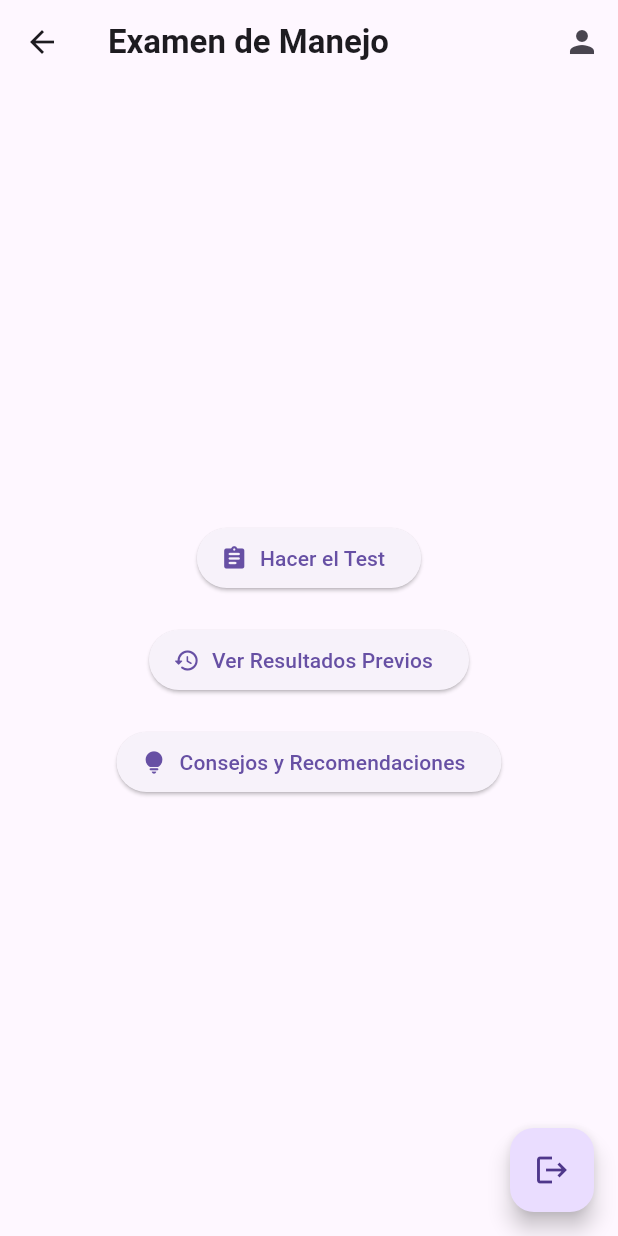
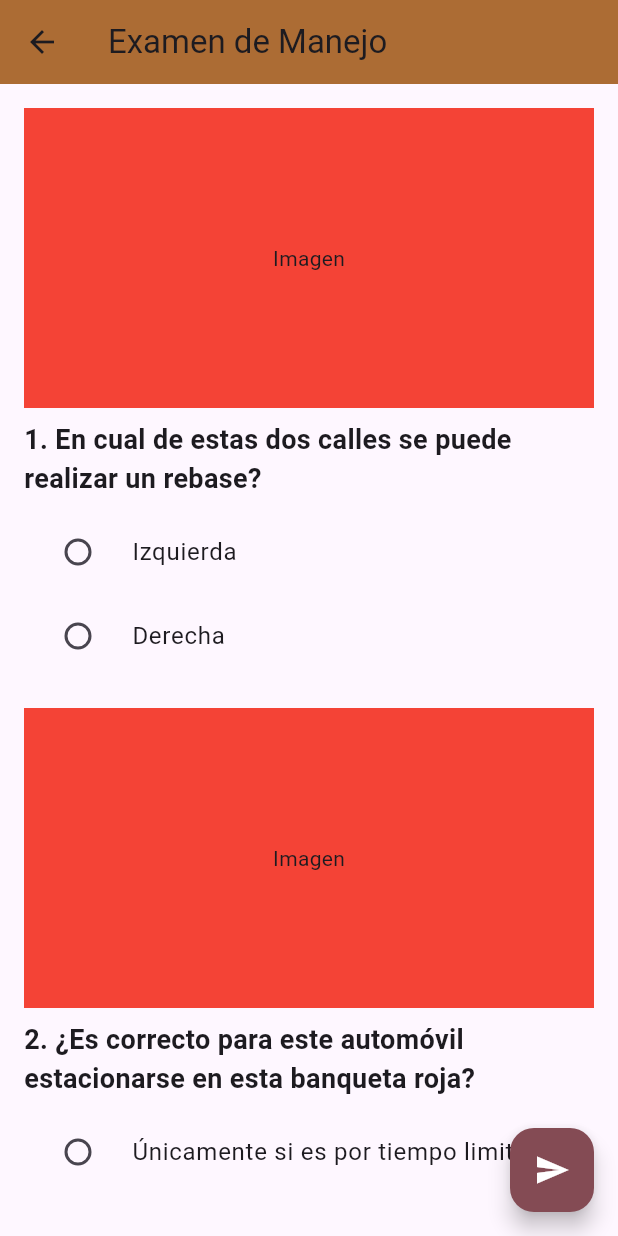
Before and after one commit to ManuelETR/examen_manejo_final, a Flutter app: the HomeScreen screen opened by its route, after a tap on "Hacer el Test", on a phone screen of 412 x 824 dp. Run offline on Flutter 3.47's test engine with Material 3 defaults, Android fonts, the phone set to English and light mode, and no system bars; our stand-ins replace firebase_auth, firebase_core, fluttertoast, font_awesome_flutter, google_sign_in; accounts and stored records are empty; network calls fail.

Commit message:
QuizScreen
Avances para el test

```diff
--- a/lib/index.dart
+++ b/lib/index.dart
@@ -1,3 +1,5 @@
 export 'package:examen_manejo/presentation/home_screen.dart';
 export 'package:examen_manejo/presentation/login/login.dart';
 export 'package:examen_manejo/presentation/login/sign.dart';
+
+export 'package:examen_manejo/presentation/questions/questions.dart';
--- a/lib/main.dart
+++ b/lib/main.dart
@@ -16,8 +16,10 @@ class MyApp extends StatelessWidget {
   // Define tus rutas aquí
   final Map<String, WidgetBuilder> _routes = {
     '/': (context) => const LoginPage(),
+    '/sign': (context) => const SignUpPage(),
     '/home': (context) => const HomeScreen(),
-    '/sign': (context) => const SignUpPage(),
+    '/quiz': (context) => QuizScreen(),
+
   };
 
   @override
--- a/lib/presentation/home_screen.dart
+++ b/lib/presentation/home_screen.dart
@@ -6,7 +6,6 @@ class HomeScreen extends StatefulWidget {
   const HomeScreen({super.key});
 
   @override
-  // ignore: library_private_types_in_public_api
   _HomeScreenState createState() => _HomeScreenState();
 }
 
@@ -14,6 +13,7 @@ class _HomeScreenState extends State<HomeScreen> {
   @override
   Widget build(BuildContext context) {
     return Scaffold(
+      backgroundColor: const Color(0xFFd3bebc), // Color de fondo de la pantalla
       appBar: PreferredSize(
         preferredSize: const Size.fromHeight(kToolbarHeight),
         child: _buildAppBar(context),
@@ -24,20 +24,27 @@ class _HomeScreenState extends State<HomeScreen> {
           _showLogoutDialog(context);
         },
         tooltip: 'Cerrar Sesión',
-        child: const Icon(Icons.logout),
+        backgroundColor: const Color(0xFF844b54),
+        foregroundColor: Colors.white, // Color del icono
+        child: const Icon(Icons.logout), // Icono de cierre de sesión
       ),
     );
   }
 
   Widget _buildAppBar(BuildContext context) {
     return AppBar(
+      backgroundColor: const Color(0xFFac6c34),
       title: const Text(
         'Examen de Manejo',
-        style: TextStyle(fontWeight: FontWeight.bold),
+        style: TextStyle(
+          fontWeight: FontWeight.bold,
+          fontSize: 30,
+          color: Colors.white,
+        ),
       ),
       actions: [
         IconButton(
-          icon: const Icon(Icons.person),
+          icon: const Icon(Icons.person, color: Colors.white, size: 35),
           onPressed: () {
             // Aquí puedes agregar la lógica para navegar a la pantalla de perfil
           },
@@ -51,30 +58,61 @@ class _HomeScreenState extends State<HomeScreen> {
       child: Column(
         mainAxisAlignment: MainAxisAlignment.center,
         children: [
-          ElevatedButton.icon(
+          _buildElevatedButton(
+            context,
             onPressed: () {
               // Aquí puedes agregar la lógica para iniciar el test
+              Navigator.pushReplacementNamed(context, '/quiz');
             },
-            icon: const Icon(Icons.assignment_rounded),
-            label: const Text('Hacer el Test'),
+            icon: const Icon(Icons.assignment_rounded, size: 35),
+            label: 'Hacer el Test',
           ),
-          const SizedBox(height: 20),
-          ElevatedButton.icon(
+          const SizedBox(height: 95), // Separación aumentada
+          _buildElevatedButton(
+            context,
             onPressed: () {
               // Aquí puedes agregar la lógica para ver los resultados previos
             },
-            icon: const Icon(Icons.history_rounded),
-            label: const Text('Ver Resultados Previos'),
+            icon: const Icon(Icons.history_rounded, size: 35),
+            label: 'Ver Resultados',
           ),
-          const SizedBox(height: 20),
-          ElevatedButton.icon(
+          const SizedBox(height: 95), // Separación aumentada
+          _buildElevatedButton(
+            context,
             onPressed: () {
               // Aquí puedes agregar la lógica para la opción adicional
             },
-            icon: const Icon(Icons.lightbulb_rounded),
-            label: const Text('Consejos y Recomendaciones'),
+            icon: const Icon(Icons.lightbulb_rounded, size: 35),
+            label: 'Información',
           ),
         ],
+      ),
+    );
+  }
+
+  Widget _buildElevatedButton(BuildContext context,
+      {required VoidCallback onPressed, required Icon icon, required String label}) {
+    return SizedBox(
+      width: 250, // Ancho del botón aumentado
+      height: 80, // Alto del botón aumentado
+      child: ElevatedButton.icon(
+        onPressed: onPressed,
+        icon: IconTheme(
+          data: const IconThemeData(color: Colors.white), // Color del icono
+          child: icon,
+        ),
+        label: Text(
+          label,
+          style: const TextStyle(
+            inherit: true, // Asegura que el estilo de texto herede propiedades
+            color: Colors.white, // Color del texto
+            fontSize: 18,
+            fontWeight: FontWeight.bold,
+          ),
+        ),
+        style: ElevatedButton.styleFrom(
+          backgroundColor: const Color(0xFF844b54), // Color del botón
+        ),
       ),
     );
   }
--- /dev/null
+++ b/lib/presentation/questions/questions.dart
@@ -0,0 +1,178 @@
+import 'package:flutter/material.dart';
+
+class QuizScreen extends StatefulWidget {
+  @override
+  _QuizScreenState createState() => _QuizScreenState();
+}
+
+class _QuizScreenState extends State<QuizScreen> {
+  final List<Question> _questions = [
+    Question(
+      questionText: "En cual de estas dos calles se puede realizar un rebase?",
+      options: ["Izquierda", "Derecha"],
+      correctAnswerIndex: 0,
+    ),
+    Question(
+      questionText: "¿Es correcto para este automóvil estacionarse en esta banqueta roja?",
+      options: [
+        "Únicamente si es por tiempo limitado",
+        "Siempre y cuando sea una emergencia",
+        "Está prohibido"
+      ],
+      correctAnswerIndex: 2,
+    ),
+    Question(
+      questionText: "El artículo 75 refiere En los cruceros se restringe la circulación cuando:",
+      options: [
+        "No haya espacio libre en la cuadra siguiente para que los vehículos avancen",
+        "Cuando el artista urbano no haya terminado su show",
+        "Cuando no haya alguna manera de evitar baches en el crucero"
+      ],
+      correctAnswerIndex: 0,
+    ),
+    Question(
+      questionText: "¿Al dar vuelta a la izquierda en los cruceros el conductor puede escoger libremente el carril que le convenga?",
+      options: [
+        "Sí, siempre que esté libre el carril y utilice sus intermitentes.",
+        "Solamente el carril de extremo izquierdo junto al camellón o raya central"
+      ],
+      correctAnswerIndex: 1,
+    ),
+    Question(
+      questionText: "En las glorietas, donde la circulación no esté controlada por semáforos, ¿Quien tiene prioridad?",
+      options: [
+        "Los conductores que ya se encuentren circulando en ella",
+        "Los conductores que se van incorporando"
+      ],
+      correctAnswerIndex: 0,
+    ),
+    Question(
+      questionText: "¿Le es permitido a este operador detenerse en doble fila?",
+      options: [
+        "Está prohibido estacionarse",
+        "Solamente si va a subir/bajar pasaje",
+        "Solamente si es un área delimitada para transporte público"
+      ],
+      correctAnswerIndex: 0,
+    ),
+    Question(
+      questionText: "¿Está permitido rebasar desde el carril derecho?",
+      options: [
+        "No, únicamente se puede rebasar desde la izquierda y en la imagen hay línea continua por la derecha",
+        "Si está permitido en vías de dos o más carriles de circulación en el mismo sentido, cuando el carril de la derecha permite circular con mayor rapidez."
+      ],
+      correctAnswerIndex: 1,
+    ),
+  ];
+
+  final Map<int, int> _answers = {};
+
+  @override
+  Widget build(BuildContext context) {
+    return Scaffold(
+      appBar: AppBar(
+        title: const Text('Examen de Manejo'),
+        backgroundColor: const Color(0xFFac6c34),
+      ),
+      body: Padding(
+        padding: const EdgeInsets.all(16.0),
+        child: SingleChildScrollView(
+          child: Column(
+            children: _questions
+                .asMap()
+                .entries
+                .map((entry) {
+                  int questionIndex = entry.key;
+                  Question question = entry.value;
+                  return _buildQuestion(questionIndex, question);
+                })
+                .toList(),
+          ),
+        ),
+      ),
+      floatingActionButton: FloatingActionButton(
+        onPressed: _submitQuiz,
+        tooltip: 'Enviar',
+        backgroundColor: const Color(0xFF844b54),
+        foregroundColor: Colors.white,
+        child: const Icon(Icons.send),
+      ),
+    );
+  }
+
+  Widget _buildQuestion(int index, Question question) {
+    return Column(
+      crossAxisAlignment: CrossAxisAlignment.start,
+      children: [
+        Container(
+          width: double.infinity,
+          height: 200,
+          color: Colors.red,
+          margin: const EdgeInsets.only(bottom: 8.0),
+          child: const Center(child: Text('Imagen')),
+        ),
+        Text(
+          "${index + 1}. ${question.questionText}",
+          style: const TextStyle(fontSize: 18, fontWeight: FontWeight.bold),
+        ),
+        const SizedBox(height: 8),
+        Column(
+          children: question.options.asMap().entries.map((entry) {
+            int optionIndex = entry.key;
+            String optionText = entry.value;
+            return RadioListTile<int>(
+              title: Text(optionText),
+              value: optionIndex,
+              groupValue: _answers[index],
+              onChanged: (value) {
+                setState(() {
+                  _answers[index] = value!;
+                });
+              },
+            );
+          }).toList(),
+        ),
+        const SizedBox(height: 20),
+      ],
+    );
+  }
+
+  void _submitQuiz() {
+    int correctAnswers = 0;
+    _answers.forEach((questionIndex, answerIndex) {
+      if (answerIndex == _questions[questionIndex].correctAnswerIndex) {
+        correctAnswers++;
+      }
+    });
+
+    showDialog(
+      context: context,
+      builder: (BuildContext context) {
+        return AlertDialog(
+          title: const Text('Resultados'),
+          content: Text('Has respondido correctamente $correctAnswers de ${_questions.length} preguntas.'),
+          actions: <Widget>[
+            TextButton(
+              onPressed: () {
+                Navigator.of(context).pop();
+              },
+              child: const Text('Cerrar'),
+            ),
+          ],
+        );
+      },
+    );
+  }
+}
+
+class Question {
+  final String questionText;
+  final List<String> options;
+  final int correctAnswerIndex;
+
+  Question({
+    required this.questionText,
+    required this.options,
+    required this.correctAnswerIndex,
+  });
+}
```
Also changed, not shown: lib/presentation/recomendations.dart (added), lib/presentation/results.dart (added).
